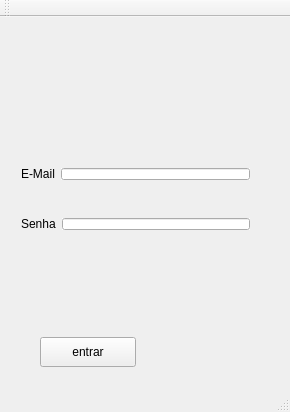
Before: the Qt Designer form progs_sync/mainwindow.ui in progs-web/progs_sync, drawn with Qt 5.
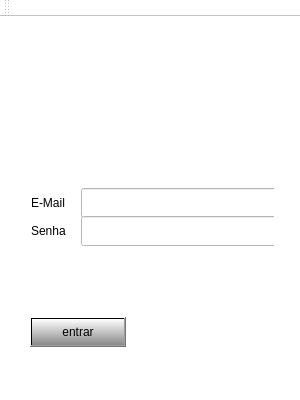
After: the same form once the commit is applied.

What changed in the file:
```diff
--- a/progs_sync/mainwindow.ui
+++ b/progs_sync/mainwindow.ui
@@ -6,23 +6,44 @@
    <rect>
     <x>0</x>
     <y>0</y>
-    <width>290</width>
-    <height>412</height>
+    <width>300</width>
+    <height>400</height>
    </rect>
   </property>
+  <property name="minimumSize">
+   <size>
+    <width>300</width>
+    <height>400</height>
+   </size>
+  </property>
+  <property name="maximumSize">
+   <size>
+    <width>300</width>
+    <height>400</height>
+   </size>
+  </property>
   <property name="windowTitle">
-   <string>MainWindow</string>
+   <string>Progs Sync</string>
+  </property>
+  <property name="styleSheet">
+   <string notr="true">background-color:white</string>
   </property>
   <widget class="QWidget" name="centralWidget">
    <widget class="QPushButton" name="btnEntrar">
     <property name="geometry">
      <rect>
-      <x>40</x>
-      <y>320</y>
+      <x>30</x>
+      <y>300</y>
       <width>96</width>
       <height>30</height>
      </rect>
     </property>
+    <property name="autoFillBackground">
+     <bool>true</bool>
+    </property>
+    <property name="styleSheet">
+     <string notr="true">background-color:qlineargradient(spread:pad, x1:1, y1:1, x2:1, y2:0, stop:0 rgba(137, 137, 137, 255), stop:1 rgba(255, 255, 255, 255))</string>
+    </property>
     <property name="text">
      <string>entrar</string>
     </property>
@@ -30,15 +51,32 @@
    <widget class="QWidget" name="">
     <property name="geometry">
      <rect>
-      <x>10</x>
-      <y>140</y>
-      <width>251</width>
-      <height>34</height>
+      <x>20</x>
+      <y>160</y>
+      <width>254</width>
+      <height>72</height>
      </rect>
     </property>
+    <layout class="QVBoxLayout" name="verticalLayout">
+     <item>
     <layout class="QHBoxLayout" name="horizontalLayout">
+       <property name="spacing">
+        <number>0</number>
+       </property>
      <item>
       <widget class="QLabel" name="label">
+         <property name="minimumSize">
+          <size>
+           <width>50</width>
+           <height>30</height>
+          </size>
+         </property>
+         <property name="maximumSize">
+          <size>
+           <width>50</width>
+           <height>30</height>
+          </size>
+         </property>
        <property name="text">
         <string>E-Mail</string>
        </property>
@@ -46,25 +84,48 @@
      </item>
      <item>
       <widget class="QLineEdit" name="edtEmail">
+         <property name="minimumSize">
+          <size>
+           <width>200</width>
+           <height>30</height>
+          </size>
+         </property>
+         <property name="maximumSize">
+          <size>
+           <width>200</width>
+           <height>30</height>
+          </size>
+         </property>
        <property name="autoFillBackground">
-        <bool>true</bool>
+          <bool>false</bool>
+         </property>
+         <property name="styleSheet">
+          <string notr="true">background-color:white
+</string>
        </property>
       </widget>
      </item>
     </layout>
-   </widget>
-   <widget class="QWidget" name="">
-    <property name="geometry">
-     <rect>
-      <x>10</x>
-      <y>190</y>
-      <width>251</width>
-      <height>34</height>
-     </rect>
-    </property>
+     </item>
+     <item>
     <layout class="QHBoxLayout" name="horizontalLayout_2">
+       <property name="spacing">
+        <number>0</number>
+       </property>
      <item>
       <widget class="QLabel" name="label_2">
+         <property name="minimumSize">
+          <size>
+           <width>50</width>
+           <height>30</height>
+          </size>
+         </property>
+         <property name="maximumSize">
+          <size>
+           <width>50</width>
+           <height>30</height>
+          </size>
+         </property>
        <property name="text">
         <string>Senha</string>
        </property>
@@ -72,13 +133,30 @@
      </item>
      <item>
       <widget class="QLineEdit" name="edtSenha">
+         <property name="minimumSize">
+          <size>
+           <width>200</width>
+           <height>30</height>
+          </size>
+         </property>
+         <property name="maximumSize">
+          <size>
+           <width>200</width>
+           <height>30</height>
+          </size>
+         </property>
        <property name="autoFillBackground">
-        <bool>true</bool>
+          <bool>false</bool>
+         </property>
+         <property name="styleSheet">
+          <string notr="true">background-color:white</string>
        </property>
        <property name="echoMode">
         <enum>QLineEdit::Password</enum>
        </property>
       </widget>
+       </item>
+      </layout>
      </item>
     </layout>
    </widget>
```
Lines whose indentation alone changed are shown as unchanged.
